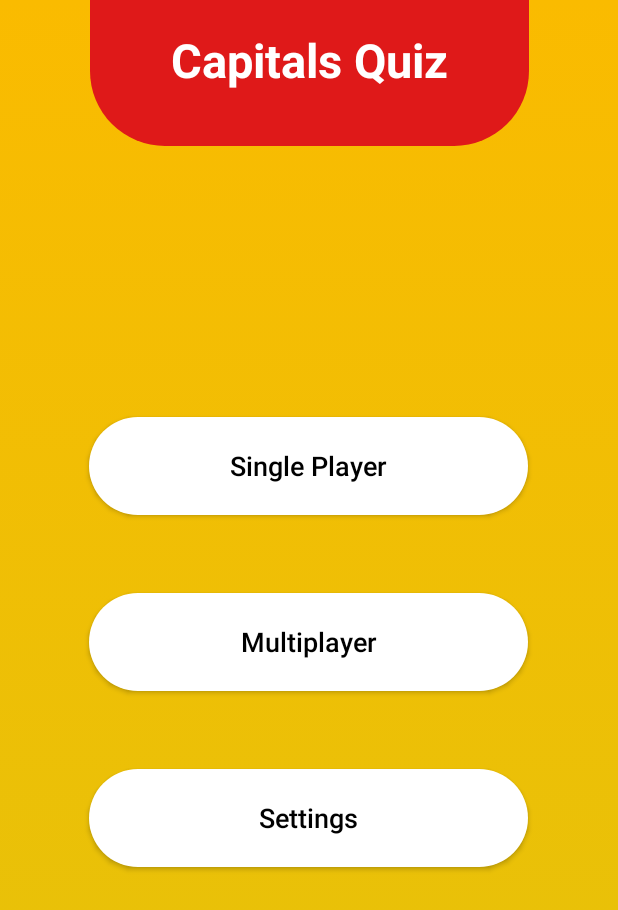
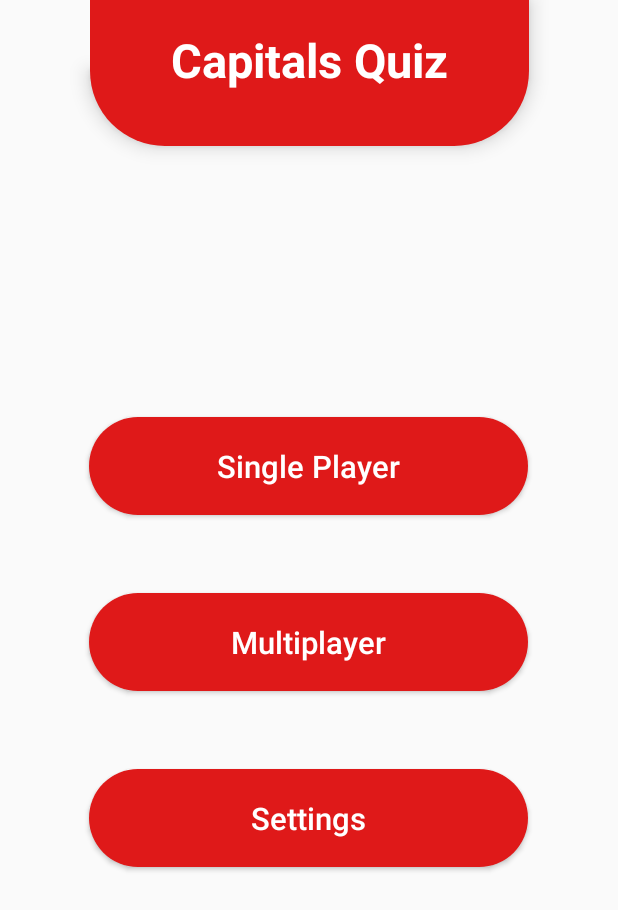
Before and after one commit to M7Allam/CountriesQuiz, an Android app: the screen it shows after launch (MainActivity), on a phone screen of 412 x 824 dp. Shown: the top 910 px of the screen. Run offline under Robolectric (Android 15) with nearby library versions, the phone set to English and light mode, and no system bars; our stand-ins replace sdp/ssp sizes.

Commit message:
V1.2 Improve Score Design-Fixed counter 0 sec issus-Responsive design with intuit library

```diff
--- a/app/build.gradle
+++ b/app/build.gradle
@@ -34,6 +34,8 @@ dependencies {
     testImplementation 'junit:junit:4.12'
     androidTestImplementation 'androidx.test.ext:junit:1.1.1'
     androidTestImplementation 'androidx.test.espresso:espresso-core:3.2.0'
+    implementation "com.github.skydoves:medal:1.0.4"
     implementation 'com.intuit.sdp:sdp-android:1.0.6'
     implementation 'com.intuit.ssp:ssp-android:1.0.6'
+
 }
--- a/app/src/main/java/com/example/countriesquiz/view/ScoreActivity.java
+++ b/app/src/main/java/com/example/countriesquiz/view/ScoreActivity.java
@@ -52,8 +52,8 @@ public class ScoreActivity extends AppCompatActivity {
         }
 
         //set Score on View
-        binding.tvScore.setText(getString(R.string.string_score_activity_tv_score) +  " " + points);
-        binding.tvHighestScore.setText(getString(R.string.string_score_activity_tv_highest_score) +  " " + highestScore);
+        binding.tvScorePoints.setText(" " + points);
+        binding.tvHighestScorePoints.setText(" " + highestScore);
 
         //Button Play Again on Click
         binding.buttonPlayAgain.setOnClickListener(new View.OnClickListener() {
--- a/app/src/main/res/drawable/background_score_square.xml
+++ b/app/src/main/res/drawable/background_score_square.xml
@@ -2,6 +2,7 @@
 <shape xmlns:android="http://schemas.android.com/apk/res/android" android:shape="rectangle">
 
     <corners android:radius="50dp"/>
+    <solid android:color="@color/colorAccent"/>
 
 
 </shape>
--- a/app/src/main/res/layout/activity_main.xml
+++ b/app/src/main/res/layout/activity_main.xml
@@ -4,7 +4,6 @@
     xmlns:tools="http://schemas.android.com/tools"
     android:layout_width="match_parent"
     android:layout_height="match_parent"
-    android:background="@drawable/background_main_activity"
     tools:context=".view.MainActivity">
 
 
@@ -13,6 +12,7 @@
         android:layout_width="@dimen/_225sdp"
         android:layout_height="@dimen/_75sdp"
         android:orientation="vertical"
+        android:elevation="@dimen/_6sdp"
         android:background="@drawable/background_round_title"
         app:layout_constraintEnd_toEndOf="parent"
         app:layout_constraintStart_toStartOf="parent"
@@ -31,8 +31,6 @@
 
     </LinearLayout>
 
-
-
     <LinearLayout
         android:id="@+id/linearLayout3"
         android:layout_width="@dimen/_275sdp"
@@ -41,51 +39,49 @@
         android:gravity="center"
         android:orientation="vertical"
         android:padding="@dimen/_20sdp"
-        android:elevation="@dimen/_10sdp"
+        android:elevation="@dimen/_16sdp"
         app:layout_constraintBottom_toBottomOf="parent"
         app:layout_constraintEnd_toEndOf="parent"
         app:layout_constraintStart_toStartOf="parent"
         app:layout_constraintTop_toBottomOf="@+id/linearLayout5">
+
 
     <Button
         android:id="@+id/buttonSinglePlayer"
         android:layout_width="@dimen/_225sdp"
         android:layout_height="@dimen/_50sdp"
         android:layout_margin="@dimen/_20sdp"
-            android:elevation="@dimen/_12sdp"
         android:background="@drawable/background_btn_corner"
-            android:backgroundTint="@color/colorAccent"
         android:text="@string/string_main_activity_btn_single_player"
         android:textAllCaps="false"
-            android:textColor="@color/colorBlack"
-            android:textSize="@dimen/_14ssp" />
+        android:textColor="@color/colorAccent"
+        android:textSize="@dimen/_16ssp" />
 
     <Button
         android:id="@+id/buttonMultiPlayers"
         android:layout_width="@dimen/_225sdp"
         android:layout_height="@dimen/_50sdp"
         android:layout_margin="@dimen/_20sdp"
-            android:elevation="@dimen/_12sdp"
+        android:layout_marginTop="@dimen/_32sdp"
         android:background="@drawable/background_btn_corner"
-            android:backgroundTint="@color/colorAccent"
         android:text="@string/string_main_activity_btn_multiplayer"
         android:textAllCaps="false"
-            android:textColor="@color/colorBlack"
-            android:textSize="@dimen/_14ssp" />
+        android:textColor="@color/colorAccent"
+        android:textSize="@dimen/_16ssp" />
 
     <Button
         android:id="@+id/buttonSettings"
         android:layout_width="@dimen/_225sdp"
         android:layout_height="@dimen/_50sdp"
         android:layout_margin="@dimen/_20sdp"
-            android:elevation="@dimen/_12sdp"
+        android:layout_marginTop="@dimen/_32sdp"
         android:background="@drawable/background_btn_corner"
-            android:backgroundTint="@color/colorAccent"
         android:text="@string/string_main_activity_btn_settings"
         android:textAllCaps="false"
-            android:textColor="@color/colorBlack"
-            android:textSize="@dimen/_14ssp" />
+        android:textColor="@color/colorAccent"
+        android:textSize="@dimen/_16ssp" />
 
     </LinearLayout>
 
+
 </androidx.constraintlayout.widget.ConstraintLayout>
--- a/app/src/main/res/values/strings.xml
+++ b/app/src/main/res/values/strings.xml
@@ -12,7 +12,7 @@
     <!-- Score Activity -->
     <string name="string_score_activity_title">Score Board</string>
     <string name="string_score_activity_tv_score">Score : </string>
-    <string name="string_score_activity_tv_highest_score">Highest Score : </string>
+    <string name="string_score_activity_tv_highest_score">Highest Score</string>
     <string name="string_score_activity_tv_correct">Correct Answers : </string>
     <string name="string_score_activity_btn_play_again">Play Again</string>
 
```
Also changed, not shown: app/src/main/java/com/example/countriesquiz/view/GameActivity.java (+10 -6 lines), app/src/main/java/com/example/countriesquiz/view/MainActivity.java (+7 -1 lines), app/src/main/res/layout/activity_game.xml (+6 -5 lines), app/src/main/res/layout/activity_score.xml (+114 -28 lines), app/src/main/res/drawable/diamond.png (added), app/src/main/res/drawable/flag.png (added), app/src/main/res/drawable/medal_highest.png (added), app/src/main/res/drawable/medal_rank1.png (added), app/src/main/res/drawable/medal_rank2.png (added), app/src/main/res/drawable/medal_rank3.png (added). Lines whose indentation alone changed are shown as unchanged.
